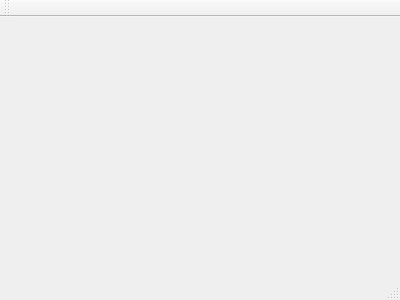
Old version of the form mainwindow.ui in the repository ehere/MosaicImage.
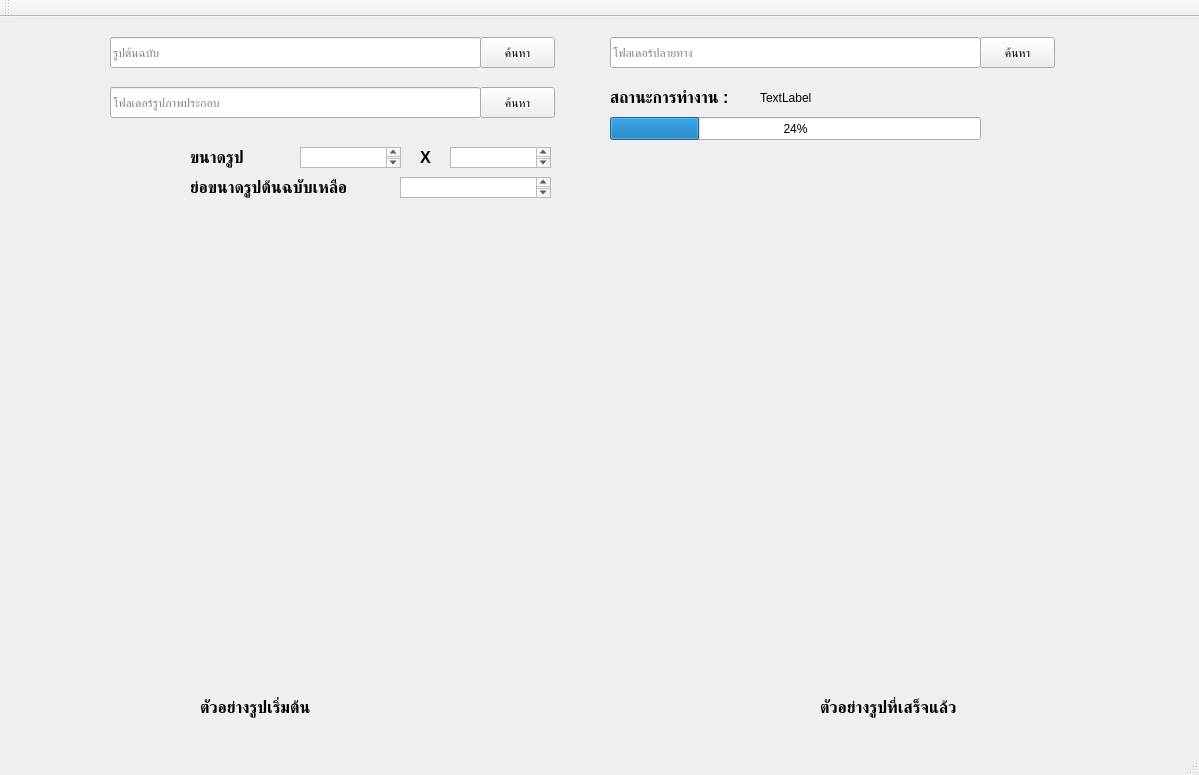
New version of the form.

Commit message:
สร้าง UI
วางเค้าโครง UI

Diff of the .ui file:
```diff
--- a/mainwindow.ui
+++ b/mainwindow.ui
@@ -1,24 +1,329 @@
 <ui version="4.0">
  <class>MainWindow</class>
- <widget class="QMainWindow" name="MainWindow" >
-  <property name="geometry" >
+ <widget class="QMainWindow" name="MainWindow">
+  <property name="geometry">
    <rect>
     <x>0</x>
     <y>0</y>
-    <width>400</width>
-    <height>300</height>
+    <width>1199</width>
+    <height>775</height>
    </rect>
   </property>
   <property name="windowTitle" >
    <string>MainWindow</string>
   </property>
-  <widget class="QMenuBar" name="menuBar" />
-  <widget class="QToolBar" name="mainToolBar" />
-  <widget class="QWidget" name="centralWidget" />
-  <widget class="QStatusBar" name="statusBar" />
+  <widget class="QWidget" name="centralWidget">
+   <widget class="QLabel" name="pic_original">
+    <property name="geometry">
+     <rect>
+      <x>20</x>
+      <y>250</y>
+      <width>551</width>
+      <height>411</height>
+     </rect>
+    </property>
+    <property name="autoFillBackground">
+     <bool>true</bool>
+    </property>
+    <property name="text">
+     <string/>
+    </property>
+   </widget>
+   <widget class="QLabel" name="pic_process">
+    <property name="geometry">
+     <rect>
+      <x>620</x>
+      <y>250</y>
+      <width>551</width>
+      <height>411</height>
+     </rect>
+    </property>
+    <property name="autoFillBackground">
+     <bool>true</bool>
+    </property>
+    <property name="text">
+     <string/>
+    </property>
+   </widget>
+   <widget class="QTextBrowser" name="height">
+    <property name="geometry">
+     <rect>
+      <x>450</x>
+      <y>130</y>
+      <width>101</width>
+      <height>21</height>
+     </rect>
+    </property>
+   </widget>
+   <widget class="QTextBrowser" name="width">
+    <property name="geometry">
+     <rect>
+      <x>300</x>
+      <y>130</y>
+      <width>101</width>
+      <height>21</height>
+     </rect>
+    </property>
+   </widget>
+   <widget class="QLabel" name="label_2">
+    <property name="geometry">
+     <rect>
+      <x>420</x>
+      <y>130</y>
+      <width>16</width>
+      <height>21</height>
+     </rect>
+    </property>
+    <property name="font">
+     <font>
+      <pointsize>12</pointsize>
+      <weight>75</weight>
+      <bold>true</bold>
+     </font>
+    </property>
+    <property name="text">
+     <string>X</string>
+    </property>
+   </widget>
+   <widget class="QLabel" name="label_3">
+    <property name="geometry">
+     <rect>
+      <x>190</x>
+      <y>130</y>
+      <width>61</width>
+      <height>21</height>
+     </rect>
+    </property>
+    <property name="font">
+     <font>
+      <pointsize>12</pointsize>
+      <weight>75</weight>
+      <bold>true</bold>
+     </font>
+    </property>
+    <property name="text">
+     <string>ขนาดรูป</string>
+    </property>
+   </widget>
+   <widget class="QLabel" name="label_4">
+    <property name="geometry">
+     <rect>
+      <x>190</x>
+      <y>160</y>
+      <width>181</width>
+      <height>21</height>
+     </rect>
+    </property>
+    <property name="font">
+     <font>
+      <pointsize>12</pointsize>
+      <weight>75</weight>
+      <bold>true</bold>
+     </font>
+    </property>
+    <property name="text">
+     <string>ย่อขนาดรูปต้นฉบับเหลือ</string>
+    </property>
+   </widget>
+   <widget class="QTextBrowser" name="percentage">
+    <property name="geometry">
+     <rect>
+      <x>400</x>
+      <y>160</y>
+      <width>151</width>
+      <height>21</height>
+     </rect>
+    </property>
+   </widget>
+   <widget class="QLabel" name="label_5">
+    <property name="geometry">
+     <rect>
+      <x>610</x>
+      <y>70</y>
+      <width>141</width>
+      <height>21</height>
+     </rect>
+    </property>
+    <property name="font">
+     <font>
+      <pointsize>12</pointsize>
+      <weight>75</weight>
+      <bold>true</bold>
+     </font>
+    </property>
+    <property name="text">
+     <string>สถานะการทำงาน : </string>
+    </property>
+   </widget>
+   <widget class="QLabel" name="status">
+    <property name="geometry">
+     <rect>
+      <x>760</x>
+      <y>70</y>
+      <width>221</width>
+      <height>21</height>
+     </rect>
+    </property>
+    <property name="text">
+     <string>TextLabel</string>
+    </property>
+   </widget>
+   <widget class="QProgressBar" name="progressBar">
+    <property name="geometry">
+     <rect>
+      <x>610</x>
+      <y>100</y>
+      <width>371</width>
+      <height>23</height>
+     </rect>
+    </property>
+    <property name="value">
+     <number>24</number>
+    </property>
+   </widget>
+   <widget class="QLabel" name="label_6">
+    <property name="geometry">
+     <rect>
+      <x>200</x>
+      <y>680</y>
+      <width>181</width>
+      <height>21</height>
+     </rect>
+    </property>
+    <property name="font">
+     <font>
+      <pointsize>12</pointsize>
+      <weight>75</weight>
+      <bold>true</bold>
+     </font>
+    </property>
+    <property name="text">
+     <string>ตัวอย่างรูปเริ่มต้น</string>
+    </property>
+   </widget>
+   <widget class="QLabel" name="label_7">
+    <property name="geometry">
+     <rect>
+      <x>820</x>
+      <y>680</y>
+      <width>181</width>
+      <height>21</height>
+     </rect>
+    </property>
+    <property name="font">
+     <font>
+      <pointsize>12</pointsize>
+      <weight>75</weight>
+      <bold>true</bold>
+     </font>
+    </property>
+    <property name="text">
+     <string>ตัวอย่างรูปที่เสร็จแล้ว</string>
+    </property>
+   </widget>
+   <widget class="QLineEdit" name="pic_path">
+    <property name="geometry">
+     <rect>
+      <x>110</x>
+      <y>20</y>
+      <width>371</width>
+      <height>31</height>
+     </rect>
+    </property>
+    <property name="text">
+     <string/>
+    </property>
+    <property name="placeholderText">
+     <string>รูปต้นฉบับ</string>
+    </property>
+   </widget>
+   <widget class="QPushButton" name="btn_1">
+    <property name="geometry">
+     <rect>
+      <x>480</x>
+      <y>20</y>
+      <width>75</width>
+      <height>31</height>
+     </rect>
+    </property>
+    <property name="text">
+     <string>ค้นหา</string>
+    </property>
+   </widget>
+   <widget class="QPushButton" name="btn_2">
+    <property name="geometry">
+     <rect>
+      <x>480</x>
+      <y>70</y>
+      <width>75</width>
+      <height>31</height>
+     </rect>
+    </property>
+    <property name="text">
+     <string>ค้นหา</string>
+    </property>
+   </widget>
+   <widget class="QLineEdit" name="pic_folder">
+    <property name="geometry">
+     <rect>
+      <x>110</x>
+      <y>70</y>
+      <width>371</width>
+      <height>31</height>
+     </rect>
+    </property>
+    <property name="placeholderText">
+     <string>โฟลเดอร์รูปภาพประกอบ</string>
+    </property>
+   </widget>
+   <widget class="QPushButton" name="btn_3">
+    <property name="geometry">
+     <rect>
+      <x>980</x>
+      <y>20</y>
+      <width>75</width>
+      <height>31</height>
+     </rect>
+    </property>
+    <property name="text">
+     <string>ค้นหา</string>
+    </property>
+   </widget>
+   <widget class="QLineEdit" name="pic_final_path">
+    <property name="geometry">
+     <rect>
+      <x>610</x>
+      <y>20</y>
+      <width>371</width>
+      <height>31</height>
+     </rect>
+    </property>
+    <property name="placeholderText">
+     <string>โฟลเดอร์ปลายทาง</string>
+    </property>
+   </widget>
+  </widget>
+  <widget class="QMenuBar" name="menuBar">
+   <property name="geometry">
+    <rect>
+     <x>0</x>
+     <y>0</y>
+     <width>1199</width>
+     <height>21</height>
+    </rect>
+   </property>
+  </widget>
+  <widget class="QToolBar" name="mainToolBar">
+   <attribute name="toolBarArea">
+    <enum>TopToolBarArea</enum>
+   </attribute>
+   <attribute name="toolBarBreak">
+    <bool>false</bool>
+   </attribute>
+  </widget>
+  <widget class="QStatusBar" name="statusBar"/>
  </widget>
- <layoutDefault spacing="6" margin="11" />
- <pixmapfunction></pixmapfunction>
+ <layoutdefault spacing="6" margin="11"/>
  <resources/>
  <connections/>
 </ui>
```
Left out of the diff: 3 changed lines with no effect on the pictures.
